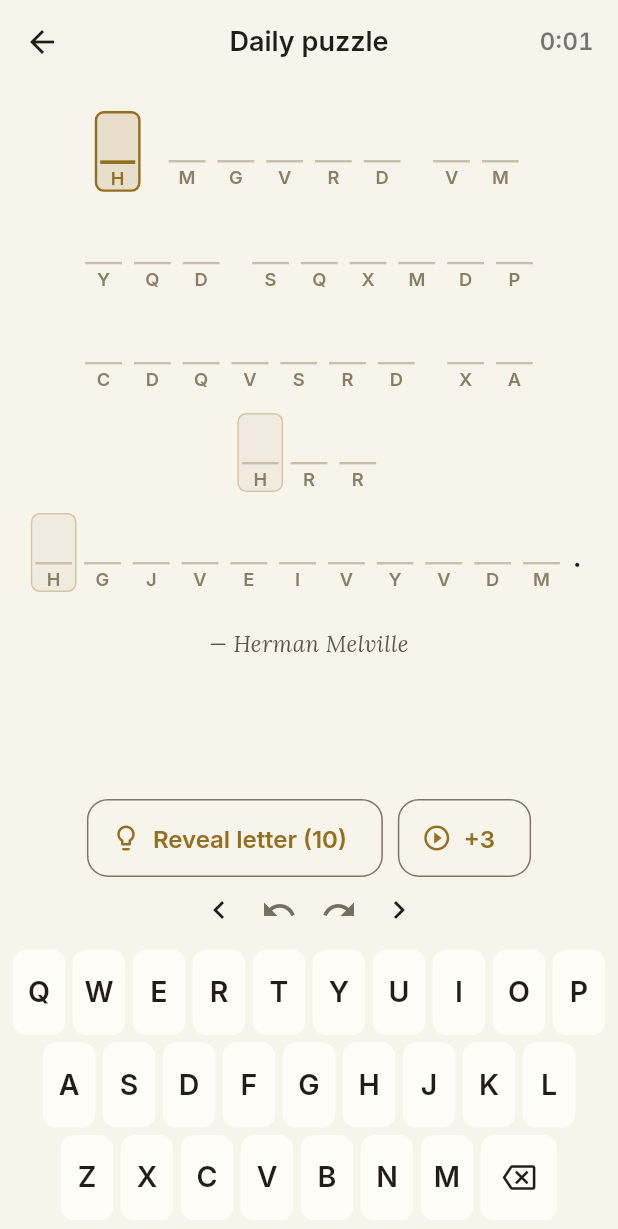
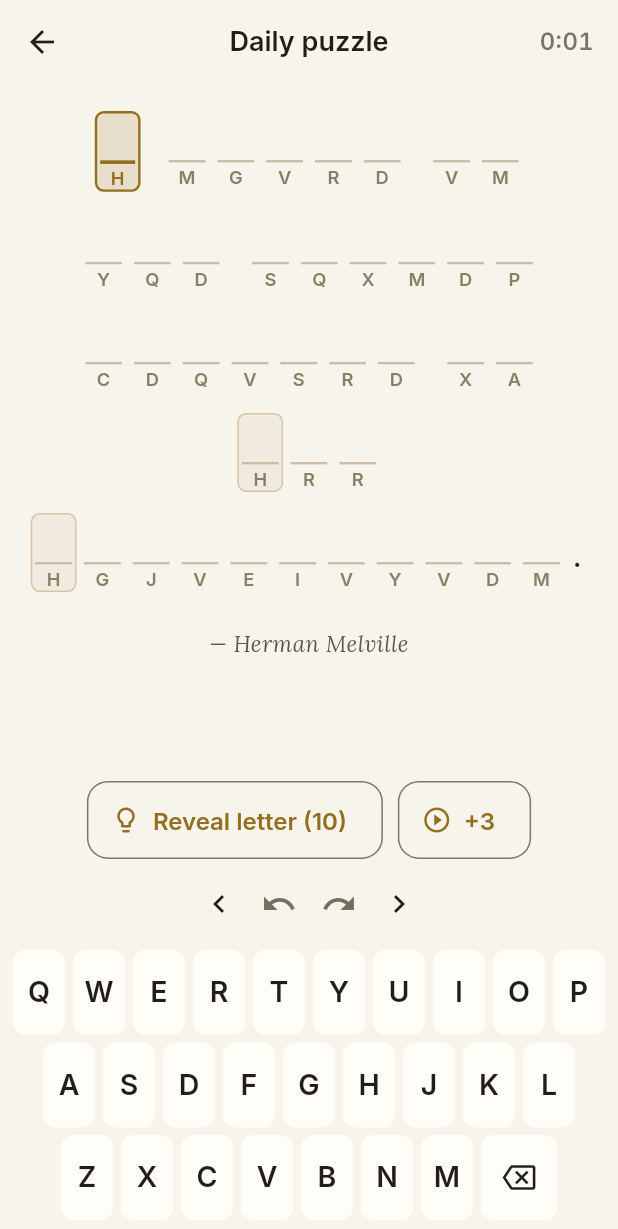
Before and after one commit to tahir94510/jubilant-robot, a Flutter app: the HomeScreen screen opened directly, after a tap on the "music note" icon, after a tap on "DAILY PUZZLE", on a phone screen of 412 x 824 dp. Shown: the top 1229 px of the screen. Run offline on Flutter 3.47's test engine with Material 3 defaults, Android fonts, the phone set to English and light mode, and no system bars; our stand-ins replace audioplayers, flutter_local_notifications, flutter_timezone, google_mobile_ads, in_app_purchase, in_app_review and 3 more; missing offline and left inert: in_app_update; accounts and stored records are empty; statements that could not run were skipped.

Commit message:
UI polish + hint cooldown + v1.7.0 (spacing, anti-spam, release notes)
- Spacing fixes for a less cramped feel: the solve clock no longer butts
  against the eye (show-solution) icon; the hint row and the undo/redo/nav
  strip get real breathing room (2px -> 10px) and the strip is separated from
  the keyboard; settings sliders use a balanced top/bottom rhythm.
- Reveal hint button: a short (450ms) timer-free cooldown so rapid taps can't
  spend several tokens before the hint sound + reveal animation play —
  paced multi-reveals still work, the rewarded button keeps its 1.2s cooldown.
- Version 1.6.0+16 -> 1.7.0+17; appVersion synced; v1.7.0 release notes
  (EN + 6) covering the hand-checked content, layout breathing room, and the
  hint pause; KALITE_KONTROL refreshed (test count 223, music now OGG).
- Confirmed: the stats/daily value flicker has no source beyond CountUpText
  (already fixed); privacy policy remains accurate (AdMob/purchases/offline).

Co-Authored-By: Claude Opus 4.8 <noreply@anthropic.com>
Claude-Session: https://claude.ai/code/session_011JPWNMSEZ1JFzq1A4ZfqNt

```diff
--- a/lib/config/app_config.dart
+++ b/lib/config/app_config.dart
@@ -61,7 +61,7 @@ abstract final class AppConfig {
 
   /// Shown in Settings. Bump together with `version:` in pubspec.yaml on
   /// every release.
-  static const String appVersion = '1.6.0';
+  static const String appVersion = '1.7.0';
 
   /// Monotonic content revision. Bump by 1 whenever a batch of new packs or
   /// achievements ships; items tagged with this number show a "NEW" badge
--- a/lib/ui/screens/puzzle_screen.dart
+++ b/lib/ui/screens/puzzle_screen.dart
@@ -407,7 +407,10 @@ class _PuzzleScreenState extends State<PuzzleScreen>
                               mainAxisSize: MainAxisSize.min,
                               children: [
                                 const HintBar(),
-                                const SizedBox(height: 2),
+                                // Breathing room so the hint row and the
+                                // undo/redo/navigation strip don't read as one
+                                // cramped cluster.
+                                const SizedBox(height: 10),
                                 BoardControls(
                                   onPrev: () {
                                     haptics.tap();
@@ -422,6 +425,7 @@ class _PuzzleScreenState extends State<PuzzleScreen>
                                   canUndo: game.canUndo,
                                   canRedo: game.canRedo,
                                 ),
+                                const SizedBox(height: 4),
                                 PuzzleKeyboard(
                                   rows: session.alphabet.keyboardRows,
                                   usedLetters: session.usedPlainLetters,
@@ -553,7 +557,9 @@ class _TimerText extends StatelessWidget {
     final scheme = Theme.of(context).colorScheme;
     return Center(
       child: Padding(
-        padding: const EdgeInsets.only(right: 16),
+        // Left gap keeps the clock from butting against the eye (show-solution)
+        // icon when both are present; right gap holds it off the screen edge.
+        padding: const EdgeInsets.only(left: 8, right: 16),
         child: ValueListenableBuilder<Duration>(
           valueListenable: elapsedListenable,
           builder: (context, elapsed, _) {
--- a/lib/ui/screens/settings_screen.dart
+++ b/lib/ui/screens/settings_screen.dart
@@ -446,9 +446,9 @@ class _SliderTile extends StatelessWidget {
     final scheme = Theme.of(context).colorScheme;
     final pct = displayPercent;
     return Padding(
-      // A consistent top+bottom rhythm so the slider never sticks to the
-      // control above it (the old top:0 made text-size/volume look glued on).
-      padding: const EdgeInsets.fromLTRB(20, 6, 20, 10),
+      // A consistent, balanced top+bottom rhythm so the text-size / volume
+      // sliders never look glued to the switch or grid above them.
+      padding: const EdgeInsets.fromLTRB(20, 10, 20, 12),
       child: Row(
         children: [
           // A tinted, evenly-padded chip so the glyph reads as a deliberate
--- a/lib/ui/widgets/hint_bar.dart
+++ b/lib/ui/widgets/hint_bar.dart
@@ -15,16 +15,7 @@ class HintBar extends StatelessWidget {
   @override
   Widget build(BuildContext context) {
     final economy = context.watch<EconomyController>();
-    // watch: the reveal button must disable the moment the last letter is
-    // revealed (canRevealMore flips false), so a token is never wasted.
-    final game = context.watch<GameController>();
     final ads = context.read<AdsService>();
-    final sounds = context.read<SoundService>();
-    final l10n = AppLocalizations.of(context);
-
-    // Reveal is allowed only when there is something left to uncover AND a
-    // token is available — filling the whole quote via hints disables it.
-    final canReveal = economy.canUseHint && game.canRevealMore;
 
     // Wrap, not Row: on narrow screens / large system text the two buttons
     // stack instead of overflowing (seen as "overflow by N px" on device).
@@ -34,22 +25,7 @@ class HintBar extends StatelessWidget {
       spacing: 10,
       runSpacing: 10,
       children: [
-        OutlinedButton.icon(
-          onPressed: canReveal
-              ? () {
-                  if (economy.spendHintToken()) {
-                    game.revealSelected();
-                    sounds.hint();
-                  }
-                }
-              : null,
-          icon: const Icon(Icons.lightbulb_outline, size: 20),
-          label: Text(
-            economy.premium
-                ? l10n.hintRevealLetter
-                : l10n.hintRevealLetterCount(economy.tokens),
-          ),
-        ),
+        const _RevealHintButton(),
         // Shown as soon as ads are supported (no waiting for the consent
         // pipeline, so it never "appears late"); the closed-test fallback keeps
         // it usable before AdMob serves. In production (flag off) the reward
@@ -58,6 +34,54 @@ class HintBar extends StatelessWidget {
             (ads.supported || AppConfig.grantHintsWithoutAd))
           const _RewardedHintButton(),
       ],
+    );
+  }
+}
+
+/// The per-letter reveal button. Stateful for a short timer-free cooldown so
+/// rapid taps can't spend several tokens in a burst before the hint sound +
+/// reveal animation have played — keeping the feedback clean without blocking
+/// deliberate, paced multi-reveals.
+class _RevealHintButton extends StatefulWidget {
+  const _RevealHintButton();
+
+  @override
+  State<_RevealHintButton> createState() => _RevealHintButtonState();
+}
+
+class _RevealHintButtonState extends State<_RevealHintButton> {
+  int _cooldownUntilMs = 0;
+
+  @override
+  Widget build(BuildContext context) {
+    final economy = context.watch<EconomyController>();
+    // watch: the reveal button must disable the moment the last letter is
+    // revealed (canRevealMore flips false), so a token is never wasted.
+    final game = context.watch<GameController>();
+    final l10n = AppLocalizations.of(context);
+
+    // Reveal is allowed only when there is something left to uncover AND a
+    // token is available — filling the whole quote via hints disables it.
+    final canReveal = economy.canUseHint && game.canRevealMore;
+
+    return OutlinedButton.icon(
+      onPressed: canReveal
+          ? () {
+              final now = DateTime.now().millisecondsSinceEpoch;
+              if (now < _cooldownUntilMs) return; // brief anti-spam window
+              if (economy.spendHintToken()) {
+                game.revealSelected();
+                context.read<SoundService>().hint();
+                _cooldownUntilMs = now + 450;
+              }
+            }
+          : null,
+      icon: const Icon(Icons.lightbulb_outline, size: 20),
+      label: Text(
+        economy.premium
+            ? l10n.hintRevealLetter
+            : l10n.hintRevealLetterCount(economy.tokens),
+      ),
     );
   }
 }
--- a/pubspec.yaml
+++ b/pubspec.yaml
@@ -3,7 +3,7 @@ description: "Quotecrack - decode famous quotes. A beautiful, offline cryptogram
 publish_to: 'none'
 
 # versionName+versionCode for Android. Bump +N for every Play Store upload.
-version: 1.6.0+16
+version: 1.7.0+17
 
 environment:
   sdk: ^3.12.1
```
Also changed, not shown: 2 other files.
